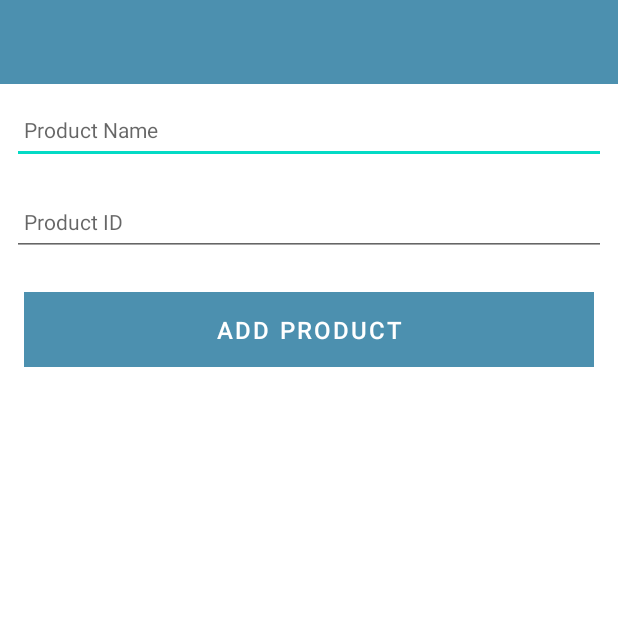
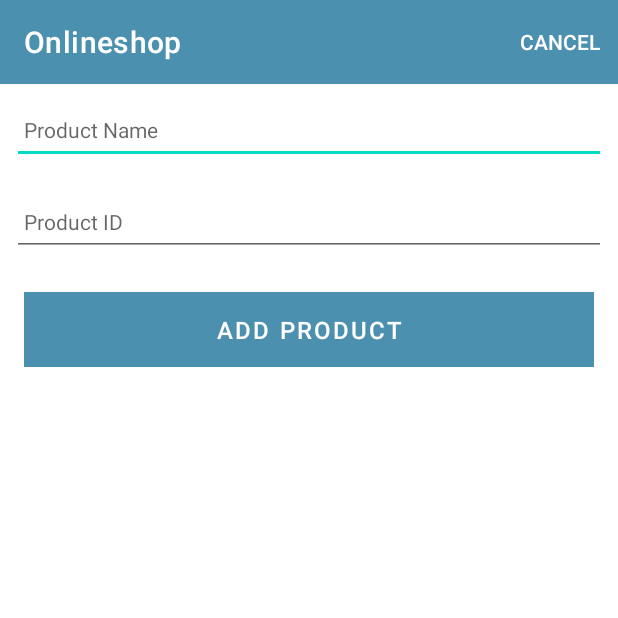
Before and after one commit to EmranJK/Onlineshop_Android, an Android app: the screen it shows after launch (OnlineshopActivity), on a phone screen of 412 x 824 dp, the top half of it. Run offline under Robolectric (Android 15) with nearby library versions, the phone set to English and light mode, and no system bars; our stand-ins replace Timber; 2 statements that could not run were skipped.

Commit message:
Cancel Button and Refractoring Adapter

```diff
--- a/app/src/main/java/ie/wit/onlineshop/activities/OnlineshopActivity.kt
+++ b/app/src/main/java/ie/wit/onlineshop/activities/OnlineshopActivity.kt
@@ -2,7 +2,10 @@ package ie.wit.onlineshop.activities
 
 import androidx.appcompat.app.AppCompatActivity
 import android.os.Bundle
+import android.view.Menu
+import android.view.MenuItem
 import com.google.android.material.snackbar.Snackbar
+import ie.wit.onlineshop.R
 import ie.wit.onlineshop.databinding.ActivityOnlineshopBinding
 import ie.wit.onlineshop.main.MainApp
 import ie.wit.onlineshop.models.OnlineshopModel
@@ -18,6 +21,9 @@ class OnlineshopActivity : AppCompatActivity() {
         super.onCreate(savedInstanceState)
         binding = ActivityOnlineshopBinding.inflate(layoutInflater)
         setContentView(binding.root)
+
+        binding.toolbarAdd.title = title
+        setSupportActionBar(binding.toolbarAdd)
 
         app = application as MainApp
         i("Onlineshop Activity started...")
@@ -40,4 +46,18 @@ class OnlineshopActivity : AppCompatActivity() {
             }
         }
     }
+
+    override fun onCreateOptionsMenu(menu: Menu): Boolean {
+        menuInflater.inflate(R.menu.menu_product, menu)
+        return super.onCreateOptionsMenu(menu)
+    }
+
+    override fun onOptionsItemSelected(item: MenuItem): Boolean {
+        when (item.itemId) {
+            R.id.item_cancel -> {
+                finish()
+            }
+        }
+        return super.onOptionsItemSelected(item)
+    }
 }
--- /dev/null
+++ b/app/src/main/java/ie/wit/onlineshop/models/OnlineshopStore.kt
@@ -0,0 +1,6 @@
+package ie.wit.onlineshop.models
+
+interface OnlineshopStore {
+    fun findAll(): List<OnlineshopModel>
+    fun create(product: OnlineshopModel)
+}
--- a/app/src/main/res/layout/card_product.xml
+++ b/app/src/main/res/layout/card_product.xml
@@ -21,7 +21,7 @@
             tools:text="Name" />
 
         <TextView
-            android:id="@+id/description"
+            android:id="@+id/productId"
             android:layout_width="wrap_content"
             android:layout_height="wrap_content"
             android:layout_below="@id/productName"
--- /dev/null
+++ b/app/src/main/res/menu/menu_product.xml
@@ -0,0 +1,9 @@
+<?xml version="1.0" encoding="utf-8"?>
+<menu xmlns:android="http://schemas.android.com/apk/res/android"
+    xmlns:app="http://schemas.android.com/apk/res-auto">
+
+    <item
+        android:id="@+id/item_cancel"
+        android:title="@string/menu_cancelProduct"
+        app:showAsAction="always"/>
+</menu>
--- a/app/src/main/res/values/strings.xml
+++ b/app/src/main/res/values/strings.xml
@@ -4,4 +4,5 @@
     <string name="hint_productName">Product Name</string>
     <string name="hint_productId">Product ID</string>
     <string name="menu_addProduct">Add Product</string>
+    <string name="menu_cancelProduct">Cancel</string>
 </resources>
```
Also changed, not shown: app/src/main/java/ie/wit/onlineshop/activities/ProductListActivity.kt (+1 -27 lines), app/src/main/java/ie/wit/onlineshop/adapters/OnlineshopAdapter.kt (added, +36 -0 lines).
